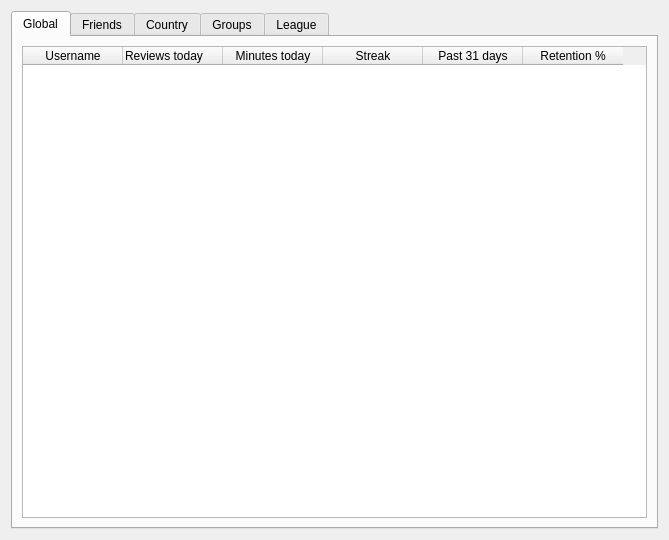
Qt form designer/Leaderboard.ui (ThoreBor/Anki_Leaderboard) before a commit.
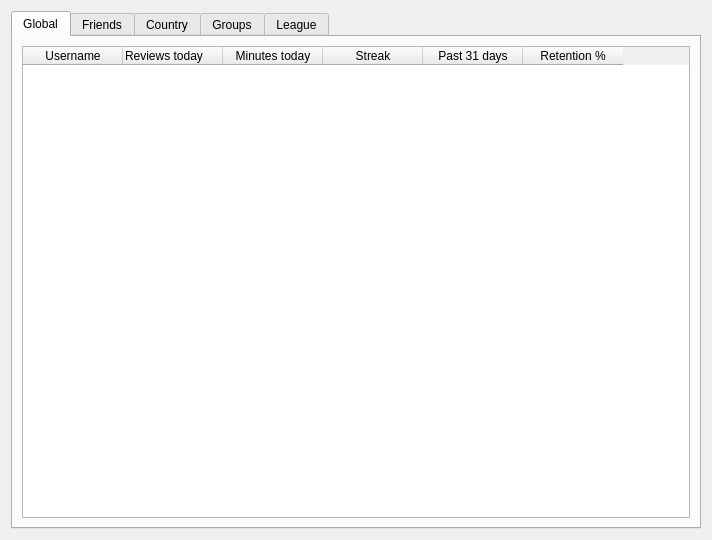
The same form after that commit. Icons and pictures are not drawn.

Commit message: increase leaderboard size a bit

```diff
--- a/designer/Leaderboard.ui
+++ b/designer/Leaderboard.ui
@@ -6,7 +6,7 @@
    <rect>
     <x>0</x>
     <y>0</y>
-    <width>669</width>
+    <width>712</width>
     <height>540</height>
    </rect>
   </property>
```
